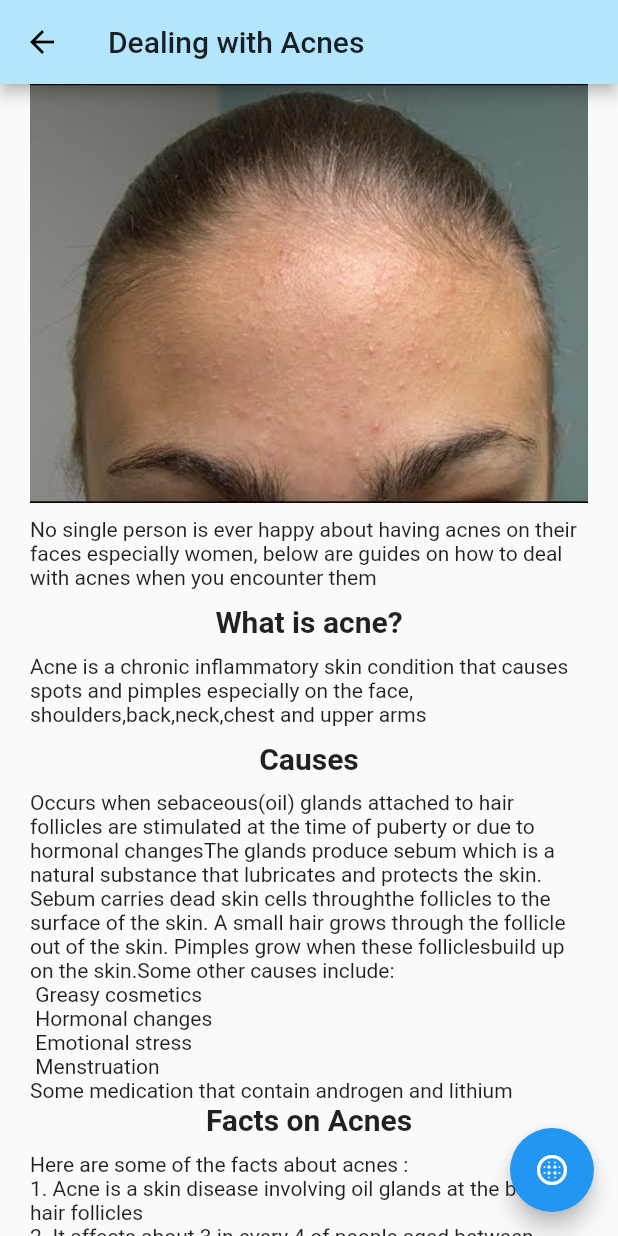
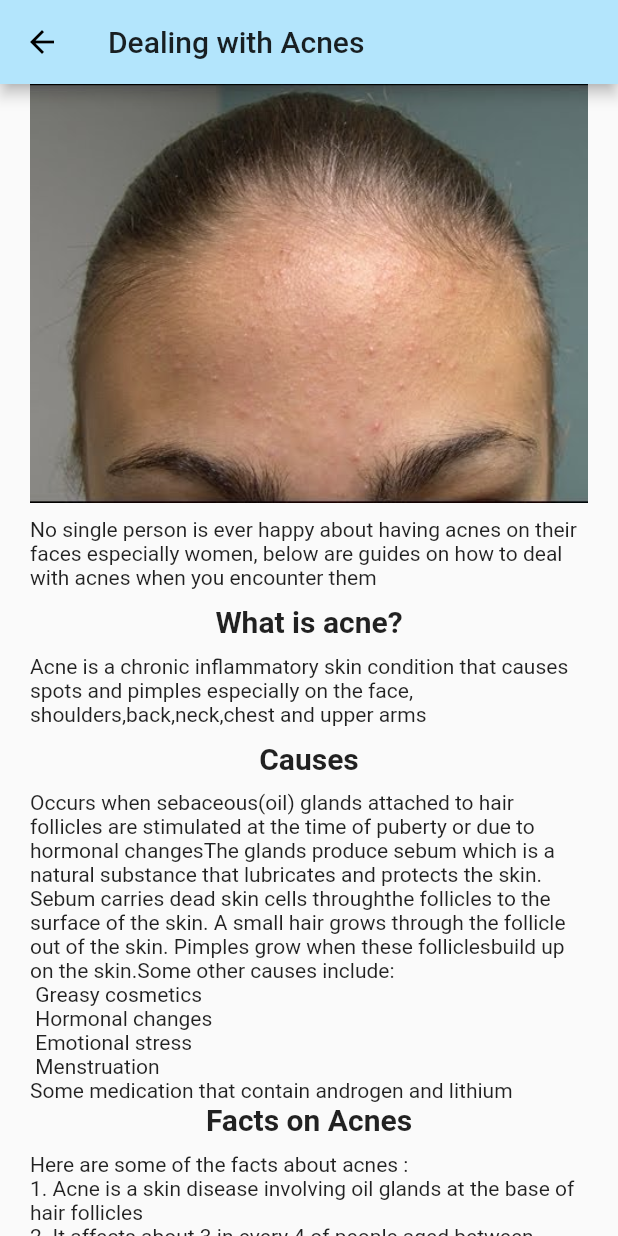
Before and after one commit to JosephineAkello/makeupBuddy, a Flutter app: the Acnes screen opened directly, on a phone screen of 412 x 824 dp. Run offline on Flutter 3.47's test engine with Material 2 defaults, Android fonts, the light colour scheme and no system bars; missing offline and left inert: youtube_player.

Commit message:
remove FAB

```diff
--- a/lib/morescreens/acnes.dart
+++ b/lib/morescreens/acnes.dart
@@ -1,5 +1,4 @@
 import 'package:flutter/material.dart';
-import 'acneproducts.dart';
 
 class Acnes extends StatelessWidget {
   Widget build(BuildContext context) {
@@ -8,28 +7,17 @@ class Acnes extends StatelessWidget {
         title: Text('Dealing with Acnes'),
         backgroundColor: Colors.lightBlue[100],
       ),
-      floatingActionButton: FloatingActionButton(
-        child: Icon(Icons.blur_circular),
-        onPressed: () {
-          Navigator.push(
-              context, MaterialPageRoute(builder: (context) => AcneProducts()));
-        },
-      ),
       body: SingleChildScrollView(
-        padding: EdgeInsets.only( bottom: 20.0, left: 20.0, right: 20.0),
-        child:Column(
-
+        padding: EdgeInsets.only(bottom: 20.0, left: 20.0, right: 20.0),
+        child: Column(
           children: <Widget>[
-
             Image.asset('assets/acne.jpg'),
             SizedBox(
               height: 10.0,
             ),
             Text(
               'No single person is ever happy about having acnes on their faces especially women, below are guides on how to deal with acnes when you encounter them',
-              style: TextStyle(
-
-              ),
+              style: TextStyle(),
             ),
             SizedBox(
               height: 10.0,
@@ -41,13 +29,10 @@ class Acnes extends StatelessWidget {
             SizedBox(
               height: 10.0,
             ),
-
             Text(
               'Acne is a chronic inflammatory skin condition that causes spots and pimples especially on the face, shoulders,back,neck,chest and upper arms ',
-            style: TextStyle(
+              style: TextStyle(),
             ),
-            ),
-
             SizedBox(
               height: 10.0,
             ),
@@ -72,17 +57,15 @@ class Acnes extends StatelessWidget {
                   'Emotional stress\n '
                   'Menstruation \n'
                   'Some medication that contain androgen and lithium',
-
             ),
-
             Text(
               'Facts on Acnes',
               style: TextStyle(fontSize: 20.0, fontWeight: FontWeight.bold),
             ),
-
             SizedBox(
               height: 10.0,
-          ),Text(
+            ),
+            Text(
               'Here are some of the facts about acnes : \n'
                   '1. Acne is a skin disease involving oil glands at the base of hair follicles\n'
                   '2. It affects about 3 in every 4 of people aged between 11-30\n'
@@ -90,9 +73,7 @@ class Acnes extends StatelessWidget {
                   '4. Treatment depends on how severe and persistent it is\n'
                   '5. Risk factors are anxiety, menstrual cycle, genetics, oil-based makeups, humid climates and stress '
                   '6. Both men and women have acnes',
-
             ),
-
             Text(
               'How to handle Acnes',
               style: TextStyle(fontSize: 20.0, fontWeight: FontWeight.bold),
@@ -100,7 +81,6 @@ class Acnes extends StatelessWidget {
             SizedBox(
               height: 10.0,
             ),
-
             Image.asset('assets/manacnes.jpg'),
             SizedBox(
               height: 10.0,
@@ -113,7 +93,6 @@ class Acnes extends StatelessWidget {
             Text(
               '1. Always wash your face\n',
               textAlign: TextAlign.center,
-
               style: TextStyle(fontSize: 20.0, fontWeight: FontWeight.bold),
             ),
             Text(
@@ -182,7 +161,6 @@ class Acnes extends StatelessWidget {
                   '6. Use Coconut oil beacause it contains anti-inflammatory and antibacterial compounds hence fastens acnes healing process\n'
                   '7. Scientists have found that people who consume a diet that offers a good supply of vitamins A and E and of zinc may have a lower risk of severe acne.\n'
                   '8. Tea tree oil is an essential oil that is extracted from the leaves of Melaleuca alternifolia, reduces skin inflammation.',
-
             ),
             SizedBox(
               height: 10.0,
```
Lines whose indentation alone changed are shown as unchanged.
